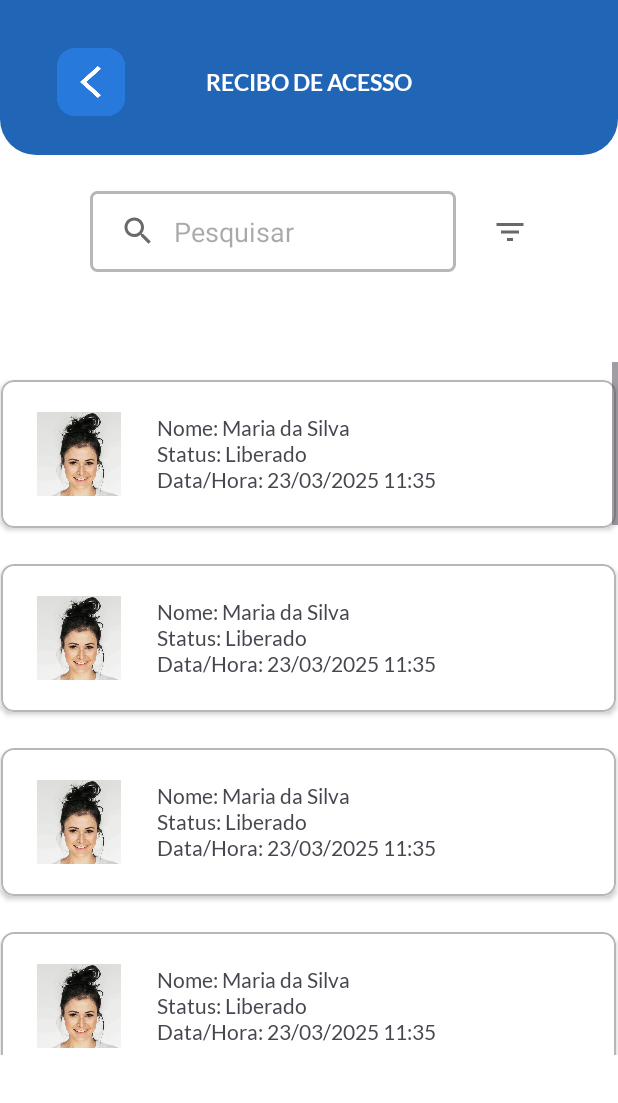
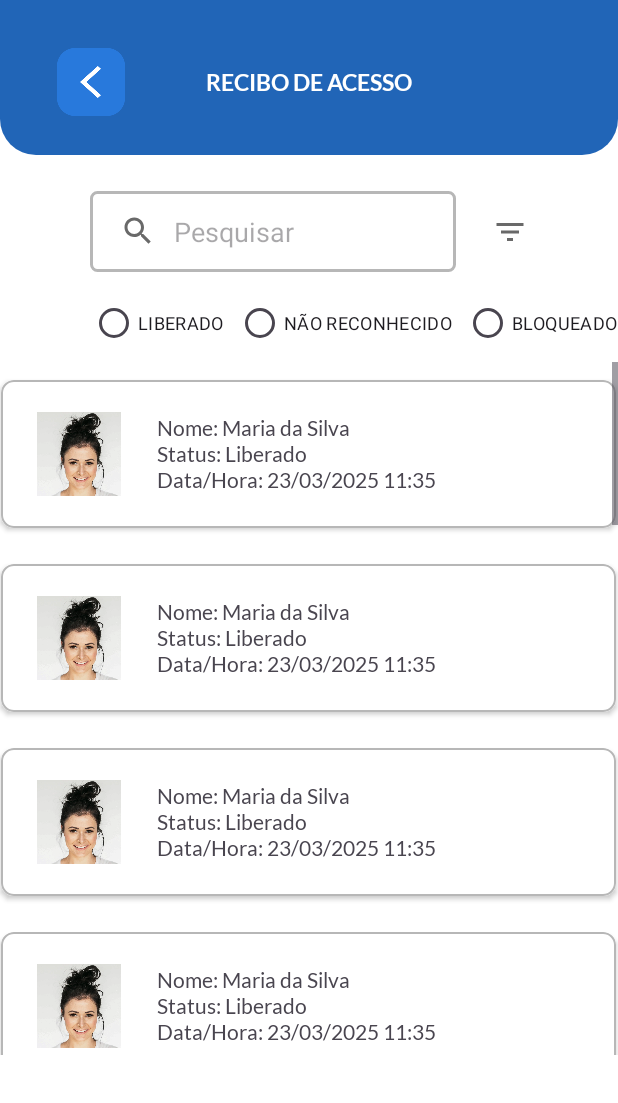
Before and after one commit to JrCGO/FaceGate, an Android app: the ListAcess screen opened directly, with no data from a screen before it, on a phone screen of 412 x 824 dp, the part 133-1236 px from its top. Run offline under Robolectric (Android 15) with nearby library versions, the phone set to English and light mode, and no system bars.

Commit message:
Criação | Lista de Acesso + Filtro

```diff
--- a/app/src/main/res/layout/listacess.xml
+++ b/app/src/main/res/layout/listacess.xml
@@ -99,7 +99,7 @@
             android:layout_height="wrap_content"
             android:layout_marginTop="8dp"
             android:orientation="horizontal"
-            android:visibility="invisible"
+            android:visibility="visible"
             app:layout_constraintBottom_toBottomOf="parent"
             app:layout_constraintStart_toStartOf="@+id/caixaSearch"
             app:layout_constraintTop_toBottomOf="@+id/caixaSearch">
--- a/app/src/main/res/layout/mainactivity.xml
+++ b/app/src/main/res/layout/mainactivity.xml
@@ -44,10 +44,10 @@
         android:id="@+id/circle_main"
         android:layout_width="520px"
         android:layout_height="520px"
-        app:layout_constraintBottom_toBottomOf="parent"
+        app:layout_constraintBottom_toTopOf="@+id/btn_acess"
         app:layout_constraintEnd_toEndOf="parent"
         app:layout_constraintStart_toStartOf="parent"
-        app:layout_constraintTop_toTopOf="parent"
+        app:layout_constraintTop_toBottomOf="@+id/logo_ahards"
         app:srcCompat="@drawable/circle_main" />
 
     <TextView
```
